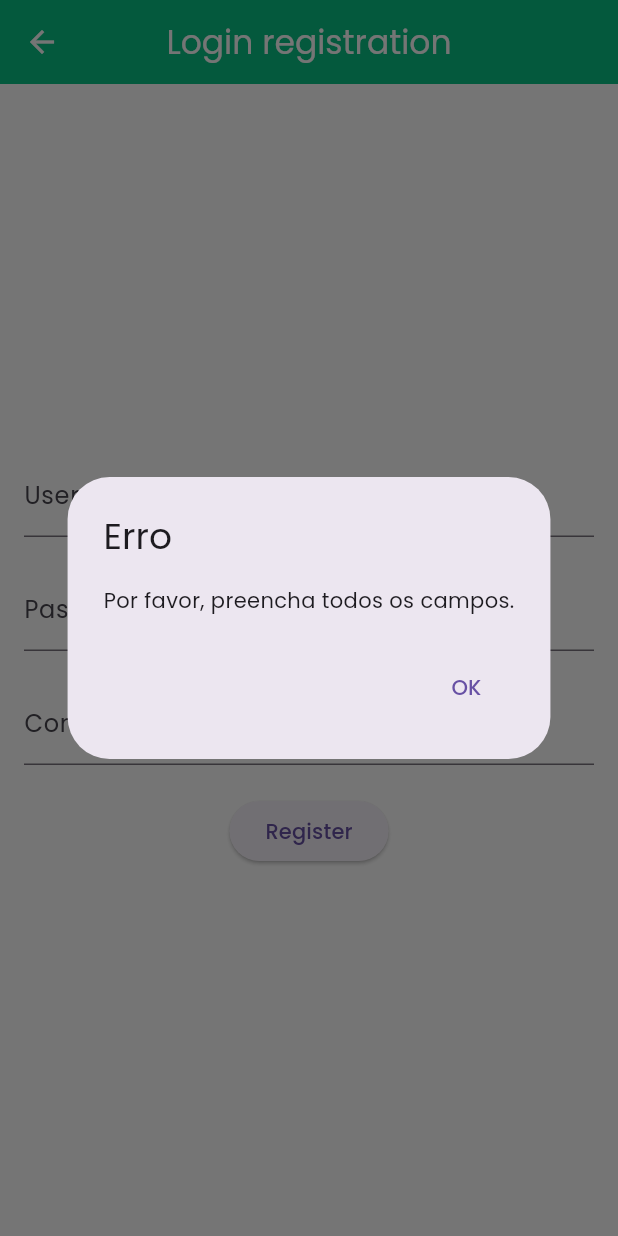
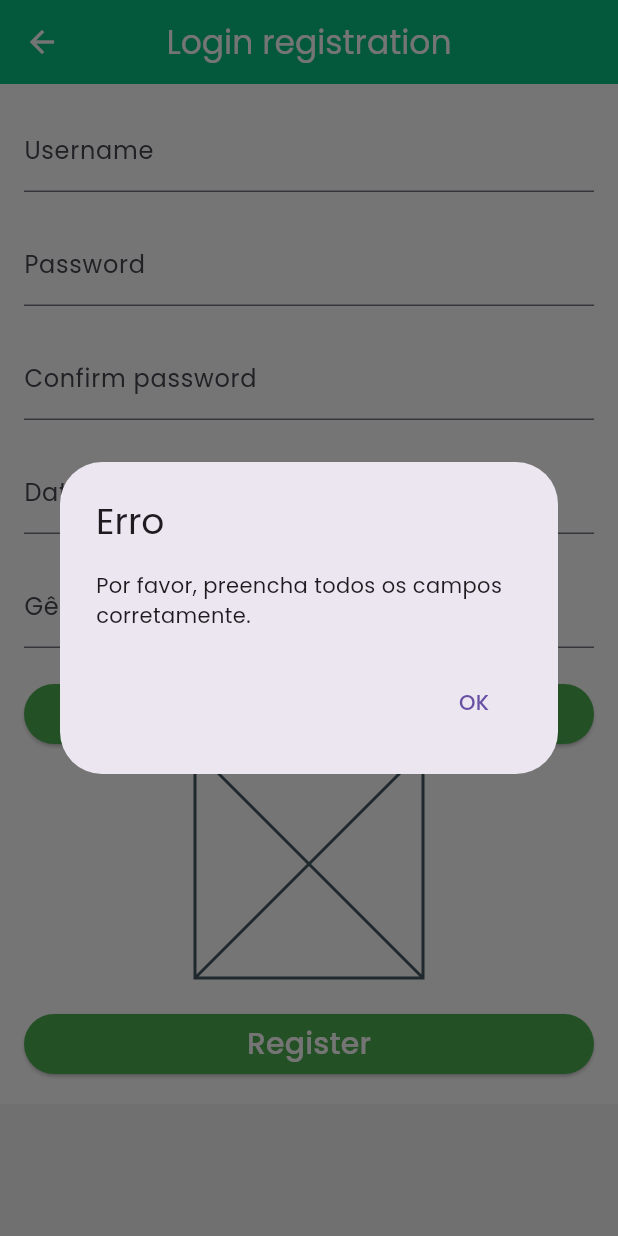
Before and after one commit to JoaoDant4s/AppCaronas, a Flutter app: the CadastroLogin screen opened by its route, after a tap on "Register", on a phone screen of 412 x 824 dp. Run offline on Flutter 3.47's test engine with Material 2 defaults, Android fonts, the phone set to English and light mode, and no system bars; our stand-ins replace image_picker.

Commit message:
page newAccount and model user

```diff
--- a/lib/screen/newAccount.dart
+++ b/lib/screen/newAccount.dart
@@ -1,4 +1,6 @@
 import 'package:flutter/material.dart';
+import 'package:image_picker/image_picker.dart';
+import 'dart:io';
 
 class CadastroLogin extends StatefulWidget {
   @override
@@ -9,95 +11,43 @@ class _CadastroLoginState extends State<CadastroLogin> {
   TextEditingController _usernameController = TextEditingController();
   TextEditingController _passwordController = TextEditingController();
   TextEditingController _confirmPasswordController = TextEditingController();
+  TextEditingController _birthdateController = TextEditingController();
+  TextEditingController _genderController = TextEditingController();
+  XFile? _imageFile;
 
-  @override
-  Widget build(BuildContext context) {
-    return Scaffold(
-      backgroundColor: const Color(0xFFF5F5F5),
-      appBar: AppBar(
-        title: Text('Login registration',style: TextStyle(color: Colors.white),),
-        centerTitle: true,
-        leading: IconButton(
-        onPressed: () {
-        Navigator.pop(context);
-        },
-        icon: Icon(
-        Icons.arrow_back,
-        color: Colors.white,
-        ),
-        ),
-      ),
-      body: Container(
-        color: Colors.white,
-        child: Padding(
-          padding: EdgeInsets.all(16.0),
-          child: Column(
-            crossAxisAlignment: CrossAxisAlignment.center,
-            mainAxisAlignment: MainAxisAlignment.center,
-            children: <Widget>[
-              TextField(
-                controller: _usernameController,
-                decoration: InputDecoration(labelText: 'Username'),
-              ),
-              SizedBox(height: 20.0),
-              TextField(
-                controller: _passwordController,
-                obscureText: true,
-                decoration: InputDecoration(labelText: 'Password'),
-              ),
-              SizedBox(height: 20.0),
-              TextField(
-                controller: _confirmPasswordController,
-                obscureText: true,
-                decoration: InputDecoration(labelText: 'Confirm password'),
-              ),
-              SizedBox(height: 20.0),
-              ElevatedButton(
-                onPressed: () {
+  Future<void> _pickImage() async {
+    final pickedImage = await ImagePicker().pickImage(source: ImageSource.gallery);
+    if (pickedImage != null) {
+      setState(() {
+        _imageFile = pickedImage;
+      });
+    }
+  }
+
+  bool _validateForm() {
+    if (_usernameController.text.isEmpty ||
+        _passwordController.text.isEmpty ||
+        _confirmPasswordController.text.isEmpty ||
+        _birthdateController.text.isEmpty ||
+        _genderController.text.isEmpty) {
+      return false; // Campos em branco
+    } else if (_passwordController.text != _confirmPasswordController.text) {
+      return false; // Senhas não coincidem
+    }
+    return true; // Formulário válido
+  }
+
+  void _registerUser() {
+    if (_validateForm()) {
+      // Os campos estão preenchidos e as senhas coincidem
 
       String username = _usernameController.text;
       String password = _passwordController.text;
-                  String confirmPassword = _confirmPasswordController.text;
+      String birthdate = _birthdateController.text;
+      String gender = _genderController.text;
 
-                  if (username.isEmpty ||
-                      password.isEmpty ||
-                      confirmPassword.isEmpty) {
-                    showDialog(
-                      context: context,
-                      builder: (context) {
-                        return AlertDialog(
-                          title: Text('Erro'),
-                          content: Text('Por favor, preencha todos os campos.'),
-                          actions: <Widget>[
-                            TextButton(
-                              onPressed: () {
-                                Navigator.of(context).pop();
-                              },
-                              child: Text('OK'),
-                            ),
-                          ],
-                        );
-                      },
-                    );
-                  } else if (password != confirmPassword) {
-                    showDialog(
-                      context: context,
-                      builder: (context) {
-                        return AlertDialog(
-                          title: Text('Erro'),
-                          content: Text('As senhas não coincidem.'),
-                          actions: <Widget>[
-                            TextButton(
-                              onPressed: () {
-                                Navigator.of(context).pop();
-                              },
-                              child: Text('OK'),
-                            ),
-                          ],
-                        );
-                      },
-                    );
-                  } else {
+      // Agora você pode criar uma instância de usuário e fazer algo com ela,
+      // como enviá-la para um serviço de backend ou armazená-la localmente.
 
       showDialog(
         context: context,
@@ -116,11 +66,116 @@ class _CadastroLoginState extends State<CadastroLogin> {
           );
         },
       );
-                  }
+    } else {
+      showDialog(
+        context: context,
+        builder: (context) {
+          return AlertDialog(
+            title: Text('Erro'),
+            content: Text('Por favor, preencha todos os campos corretamente.'),
+            actions: <Widget>[
+              TextButton(
+                onPressed: () {
+                  Navigator.of(context).pop();
                 },
-                child: Text('Register'),
+                child: Text('OK'),
               ),
             ],
+          );
+        },
+      );
+    }
+  }
+
+  @override
+  Widget build(BuildContext context) {
+    return Scaffold(
+      backgroundColor: const Color(0xFFF5F5F5),
+      appBar: AppBar(
+        title: Text('Login registration', style: TextStyle(color: Colors.white)),
+        centerTitle: true,
+        leading: IconButton(
+          onPressed: () {
+            Navigator.pop(context);
+          },
+          icon: Icon(
+            Icons.arrow_back,
+            color: Colors.white,
+          ),
+        ),
+      ),
+      body: SingleChildScrollView(
+        child: Container(
+          color: Colors.white,
+          child: Padding(
+            padding: EdgeInsets.all(16.0),
+            child: Column(
+              crossAxisAlignment: CrossAxisAlignment.center,
+              mainAxisAlignment: MainAxisAlignment.center,
+              children: <Widget>[
+                TextField(
+                  controller: _usernameController,
+                  decoration: InputDecoration(labelText: 'Username'),
+                ),
+                SizedBox(height: 20.0),
+
+                TextField(
+                  controller: _passwordController,
+                  obscureText: true,
+                  decoration: InputDecoration(labelText: 'Password'),
+                ),
+                SizedBox(height: 20.0),
+
+                TextField(
+                  controller: _confirmPasswordController,
+                  obscureText: true,
+                  decoration: InputDecoration(labelText: 'Confirm password'),
+                ),
+                SizedBox(height: 20.0),
+
+                TextField(
+                  controller: _birthdateController,
+                  decoration: InputDecoration(labelText: 'Data de Nascimento'),
+                ),
+                SizedBox(height: 20.0),
+
+                TextField(
+                  controller: _genderController,
+                  decoration: InputDecoration(labelText: 'Gênero'),
+                ),
+                SizedBox(height: 20.0),
+
+                ElevatedButton(
+                  onPressed: _pickImage,
+                  style: ElevatedButton.styleFrom(
+                    backgroundColor: Colors.green,
+                  ),
+                  child: Container(
+                    width: double.infinity, // Largura igual à largura do TextField
+                    child: Center(child: Text('Escolher Imagem',style: TextStyle(color: Colors.white,fontSize: 20),)),
+                  ),
+                ),
+                Container(
+                  height: 152,
+                  width: 152, // Largura igual à largura do TextField
+                  child: _imageFile != null
+                      ? Image.file(File(_imageFile!.path), fit: BoxFit.cover)
+                      : Placeholder(),
+                ),
+
+                SizedBox(height: 20.0),
+                ElevatedButton(
+                  onPressed: _registerUser,
+                  style: ElevatedButton.styleFrom(
+                    backgroundColor: Colors.green,
+                  ),
+                  child: Container(
+                    width: double.infinity, // Largura igual à largura do TextField
+                    child: Center(child: Text('Register',style: TextStyle(color: Colors.white,fontSize: 20),)),
+                  ),
+                ),
+              ],
+            ),
           ),
         ),
       ),
--- a/pubspec.yaml
+++ b/pubspec.yaml
@@ -34,6 +34,7 @@ dependencies:
   # The following adds the Cupertino Icons font to your application.
   # Use with the CupertinoIcons class for iOS style icons.
   cupertino_icons: ^1.0.2
+  image_picker: ^1.0.4
 
 dev_dependencies:
   flutter_test:
```
Also changed, not shown: lib/models/user.dart (+17 -14 lines), pubspec.lock, 5 other files. Lines whose indentation alone changed are shown as unchanged.
